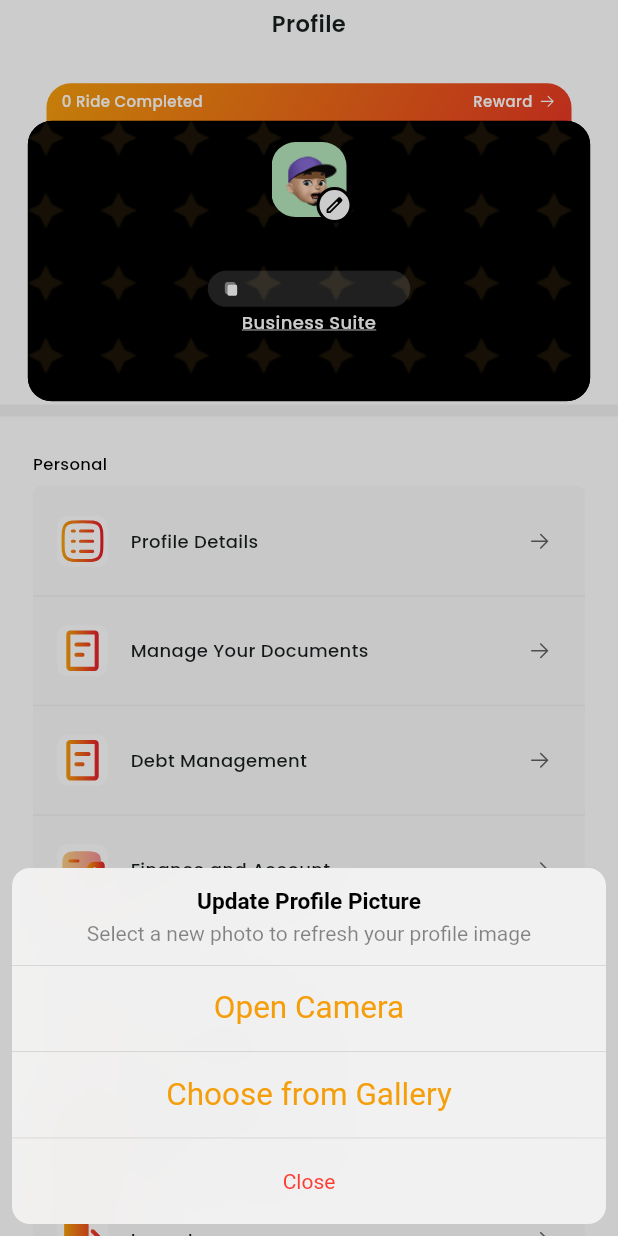
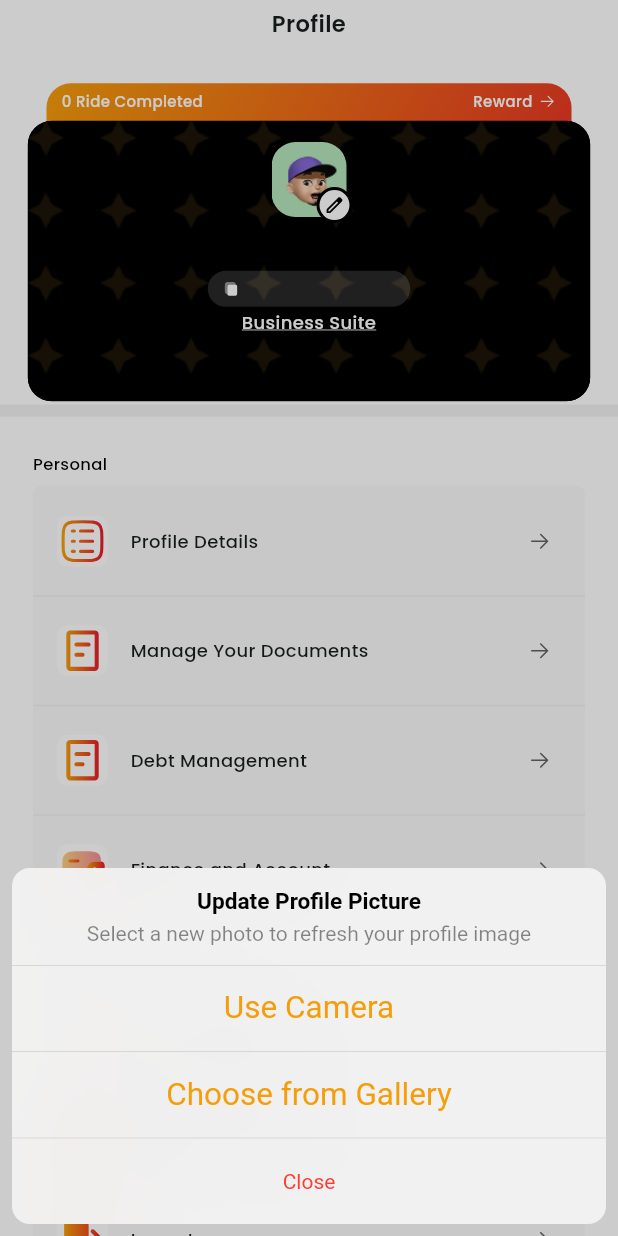
Before and after one commit to FreedomGhanaLabs/FreedomDiver, a Flutter app: the ProfileScreen screen opened by its route, after a tap on an icon or button, on a phone screen of 412 x 824 dp. Run offline on Flutter 3.47's test engine with Material 3 defaults, Android fonts, the phone set to English and light mode, and no system bars; drawn by our look-alikes of loader_overlay; our stand-ins replace awesome_dialog, awesome_snackbar_content, bloc, cached_network_image, country_code_picker, dio and 26 more; missing offline and left inert: country_state_city_picker, flutter_polyline_points; accounts and stored records are empty; network calls fail; project files that could hold a hidden picture were left out.

Commit message:
modified 3 files

```diff
--- a/lib/feature/home/view/inappcall_map.dart
+++ b/lib/feature/home/view/inappcall_map.dart
@@ -57,11 +57,11 @@ class _InAppCallMapState extends State<InAppCallMap> {
 
     _pickupLocation = _locationService.generateRandomCoordinates(
       _driverLocation!,
-      radius: 1000,
+      radius: 5000,
     );
     _destinationLocation = _locationService.generateRandomCoordinates(
       _driverLocation!,
-      radius: 1000,
+      radius: 5000,
     );
     _setMapPins();
     _setPolylines().then((_) {
@@ -182,7 +182,6 @@ class _InAppCallMapState extends State<InAppCallMap> {
   }
 
   final Dio dio = Dio();
-
 
   @override
   Widget build(BuildContext context) {
@@ -466,7 +465,7 @@ class CustomBottomSheet extends StatelessWidget {
     return DraggableScrollableSheet(
       initialChildSize: 0.1,
       minChildSize: 0.1,
-      maxChildSize: 0.9,
+      maxChildSize: 0.7,
       builder: (context, scrollController) {
         return Container(
           height: height ?? 200,
--- a/lib/feature/profile/widget/stacked_profile_card.dart
+++ b/lib/feature/profile/widget/stacked_profile_card.dart
@@ -1,11 +1,11 @@
 import 'package:cached_network_image/cached_network_image.dart';
 import 'package:flutter/material.dart';
 import 'package:flutter_bloc/flutter_bloc.dart';
+import 'package:freedomdriver/feature/debt_financial_earnings/cubit/earnings/earnings_cubit.dart';
+import 'package:freedomdriver/feature/debt_financial_earnings/cubit/earnings/earnings_state.dart';
 import 'package:freedomdriver/feature/driver/cubit/driver_cubit.dart';
 import 'package:freedomdriver/feature/driver/cubit/driver_state.dart';
 import 'package:freedomdriver/feature/driver/extension.dart';
-import 'package:freedomdriver/feature/debt_financial_earnings/cubit/earnings/earnings_cubit.dart';
-import 'package:freedomdriver/feature/debt_financial_earnings/cubit/earnings/earnings_state.dart';
 import 'package:freedomdriver/shared/app_config.dart';
 import 'package:freedomdriver/shared/theme/app_colors.dart';
 import 'package:freedomdriver/shared/widgets/app_icon.dart';
@@ -27,37 +27,21 @@ class ProfileCard extends StatelessWidget {
 
   @override
   Widget build(BuildContext context) {
-
-    return BlocBuilder<EarningCubit, EarningState>(
-      builder: (context, earningState) {
-        final completedRides =
-            (earningState is EarningLoaded)
-                ? earningState.earning.completedRides
-                : 0;
-
-        return BlocBuilder<DriverCubit, DriverState>(
-          builder: (context, state) {
-            final driver = (state is DriverLoaded) ? state.driver : null;
-            final name = context.driver?.fullName ?? '';
-
     return Stack(
       alignment: Alignment.center,
       clipBehavior: Clip.none,
       children: [
-                _buildBackgroundCard(context, completedRides),
-                Positioned(
-                  top: whiteSpace,
-                  child: _buildProfileContent(context, driver, name),
-                ),
+        _buildBackgroundCard(),
+        Positioned(top: whiteSpace, child: _buildProfileContent()),
       ],
-            );
-          },
-        );
-      },
     );
   }
 
-  Widget _buildBackgroundCard(BuildContext context, int completedRides) {
+  Widget _buildBackgroundCard() {
+    return BlocBuilder<EarningCubit, EarningState>(
+      builder: (context, state) {
+        final completedRides =
+            (state is EarningLoaded) ? state.earning.completedRides : 0;
         return Container(
           decoration: BoxDecoration(
             gradient: gradient,
@@ -90,13 +74,14 @@ class ProfileCard extends StatelessWidget {
             ],
           ),
         );
+      },
+    );
   }
 
-  Widget _buildProfileContent(
-    BuildContext context,
-    dynamic driver,
-    String name,
-  ) {
+  Widget _buildProfileContent() {
+    return BlocBuilder<DriverCubit, DriverState>(
+      builder: (context, state) {
+        final name = context.driver?.fullName ?? '';
         return Container(
           decoration: BoxDecoration(
             color: Colors.black,
@@ -133,6 +118,8 @@ class ProfileCard extends StatelessWidget {
               ),
             ],
           ),
+        );
+      },
     );
   }
 }
@@ -178,9 +165,7 @@ class ProfileAvatar extends StatelessWidget {
 
   @override
   Widget build(BuildContext context) {
-    return BlocBuilder<DriverCubit, DriverState>(
-      builder: (context, state) {
-        final driver = (state is DriverLoaded) ? state.driver : null;
+    final driver = context.driver;
     return Stack(
       clipBehavior: Clip.none,
       children: [
@@ -209,8 +194,7 @@ class ProfileAvatar extends StatelessWidget {
                           imageUrl: driver?.profilePicture ?? '',
                           fit: BoxFit.cover,
                           errorWidget:
-                                  (context, url, error) =>
-                                      const DefaultAvatar(),
+                              (context, url, error) => const DefaultAvatar(),
                           placeholder: (context, url) => DefaultAvatar(),
                         ),
                       ),
@@ -242,8 +226,6 @@ class ProfileAvatar extends StatelessWidget {
           ),
         ),
       ],
-        );
-      },
     );
   }
 }
--- a/lib/utilities/pick_file.dart
+++ b/lib/utilities/pick_file.dart
@@ -31,7 +31,7 @@ void pickFile(
                   : null,
           actions: [
             CupertinoActionSheetAction(
-              child: Text('Open Camera', style: TextStyle(color: gradient1)),
+              child: Text('Use Camera', style: TextStyle(color: gradient1)),
               onPressed: () {
                 Navigator.of(context).pop();
                 driverImageCubit.pickImage(context, type: type);
```
Lines whose indentation alone changed are shown as unchanged.
